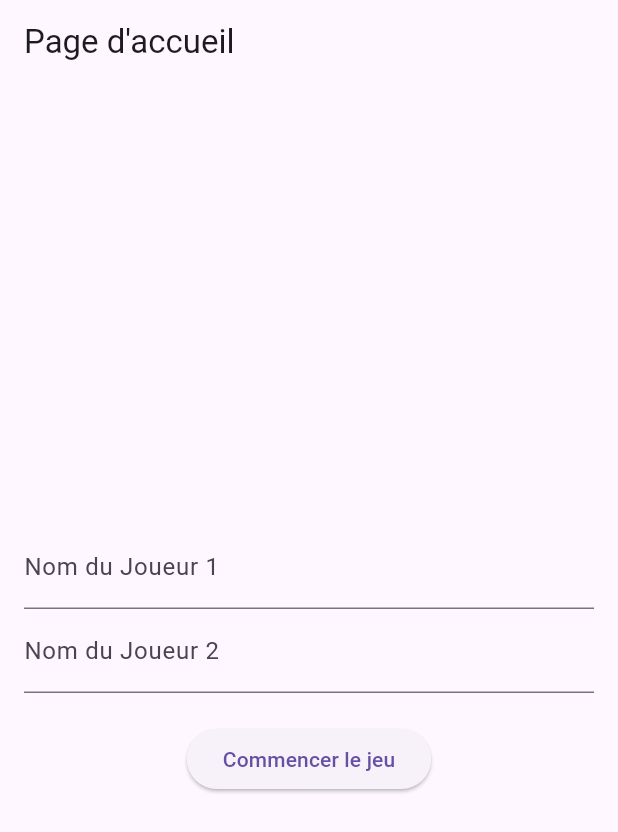
After one commit to tiziolala/ChessInsa, a Flutter app: the HomePage screen opened directly, on a phone screen of 412 x 824 dp. The commit adds this screen. Shown: the top 832 px of the screen. Run offline on Flutter 3.47's test engine with Material 3 defaults, Android fonts, the phone set to English and light mode, and no system bars.

Commit message:
Fin de seance de tp, changement de la page de jeu en StatafulWidget et séparation des pages en plusiers fichiers (page acceuil non fini car noah s'en charge)

```diff
--- a/analysis_options.yaml
+++ b/analysis_options.yaml
@@ -7,6 +7,11 @@
 
 # The following line activates a set of recommended lints for Flutter apps,
 # packages, and plugins designed to encourage good coding practices.
+analyzer:
+  errors:
+    camel_case_types: ignore
+    file_names: ignore
+    non_constant_identifier_names: ignore
 include: package:flutter_lints/flutter.yaml
 
 linter:
--- a/lib/main.dart
+++ b/lib/main.dart
@@ -22,7 +22,7 @@ class ChessScreen extends StatelessWidget {
   @override
   Widget build(BuildContext context) {
     return Scaffold(
-      backgroundColor: Colors.grey[200],
+      backgroundColor: const Color.fromARGB(255, 0, 0, 0),
       body: Column(
         mainAxisAlignment: MainAxisAlignment.center,
         children: [
@@ -50,7 +50,7 @@ class ChessScreen extends StatelessWidget {
         transform: flip ? Matrix4.rotationX(3.1416) * Matrix4.rotationY(3.1416) : Matrix4.identity(),
         child: Text(
           name,
-          style: const TextStyle(fontSize: 24, fontWeight: FontWeight.bold),
+          style: const TextStyle(fontSize: 24, fontWeight: FontWeight.bold, color: Color.fromARGB(255, 255, 255, 255)),
         ),
       ),
     );
--- a/lib/models/GameTimer.dart
+++ b/lib/models/GameTimer.dart
@@ -51,4 +51,9 @@ class GameTimer{
   void setInitial(int t){
     _initial = t;
   }
+
+  // Retourne le temps restant
+  int getTime() {
+    return _seconds;
+  }
 }
--- /dev/null
+++ b/lib/views/acceuil.dart
@@ -0,0 +1,64 @@
+import 'package:flutter/material.dart';
+import 'package:chess_insa/views/game_screen.dart';
+
+void main() => runApp(MyApp());
+
+class MyApp extends StatelessWidget {
+  @override
+  Widget build(BuildContext context) {
+    return MaterialApp(
+      home: HomePage(),
+    );
+  }
+}
+
+class HomePage extends StatelessWidget {
+  final TextEditingController player1Controller = TextEditingController();
+  final TextEditingController player2Controller = TextEditingController();
+
+  @override
+  Widget build(BuildContext context) {
+    return Scaffold(
+      appBar: AppBar(
+        title: Text('Page d\'accueil'),
+      ),
+      body: Padding(
+        padding: const EdgeInsets.all(16.0),
+        child: Column(
+          mainAxisAlignment: MainAxisAlignment.center,
+          children: [
+            TextField(
+              controller: player1Controller,
+              decoration: InputDecoration(labelText: 'Nom du Joueur 1'),
+            ),
+            TextField(
+              controller: player2Controller,
+              decoration: InputDecoration(labelText: 'Nom du Joueur 2'),
+            ),
+            SizedBox(height: 20),
+            ElevatedButton(
+              onPressed: () {
+                // Récupérer les noms des joueurs et les passer à la page de jeu
+                String player1Name = player1Controller.text;
+                String player2Name = player2Controller.text;
+
+                // Naviguer vers la page de jeu et passer les noms des joueurs
+                Navigator.push(
+                  context,
+                  MaterialPageRoute(
+                    builder: (context) => Game_screen(
+                      p1Name: player1Name,
+                      p2Name: player2Name,
+                      timer: false,
+                    ),
+                  ),
+                );
+              },
+              child: Text('Commencer le jeu'),
+            ),
+          ],
+        ),
+      ),
+    );
+  }
+}
```
Also changed, not shown: lib/views/game_screen.dart (added, +77 -0 lines).
